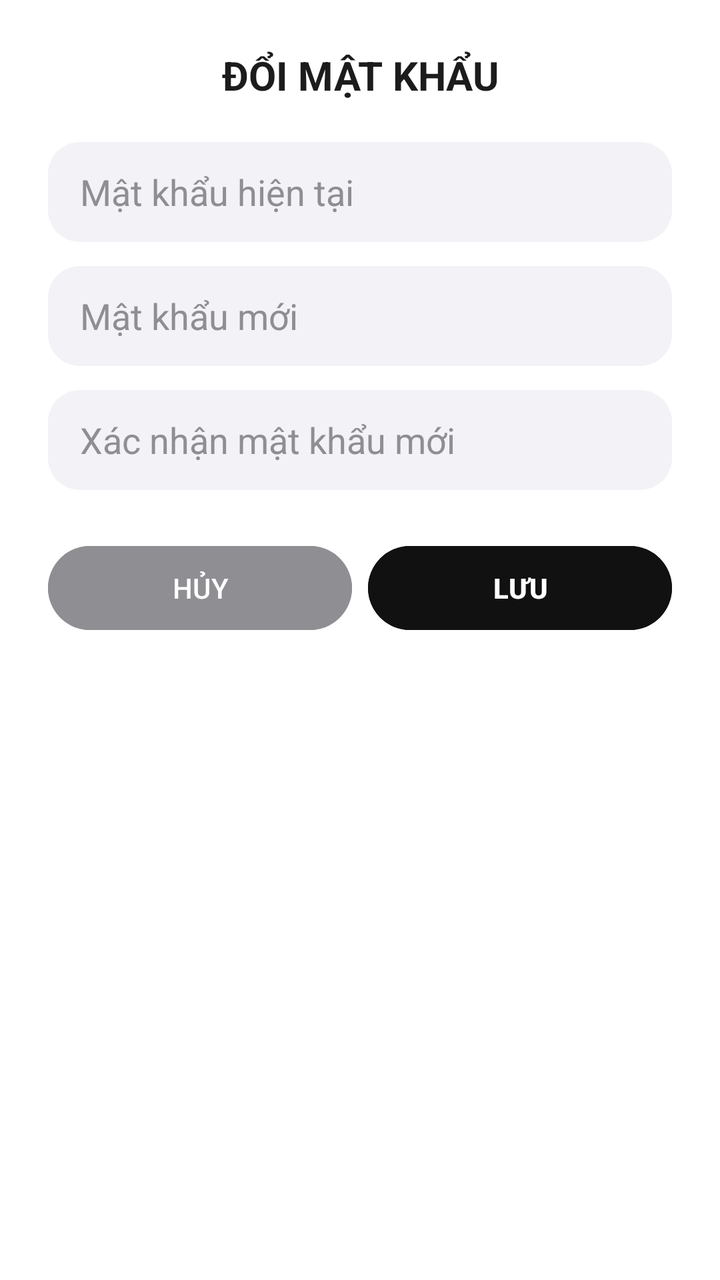
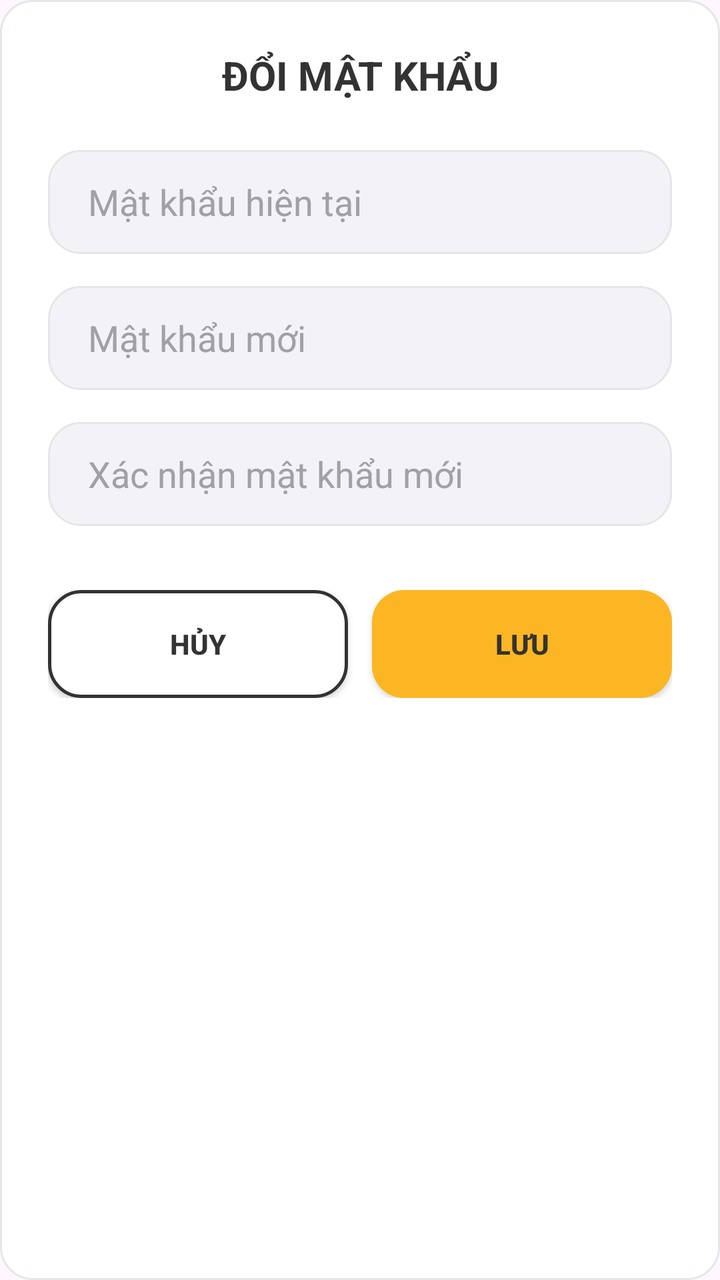

Two renders of the same Android screen: before a commit and after it. Below are the layout's source before the change and the commit's diff.
<!-- AndroidManifest.xml: application theme Theme.MobileDeviceStoreTDMU -->
<!-- res/layout/dialog_doi_mat_khau.xml -->
<?xml version="1.0" encoding="utf-8"?>
<LinearLayout xmlns:android="http://schemas.android.com/apk/res/android"
    android:layout_width="match_parent"
    android:layout_height="wrap_content"
    android:orientation="vertical"
    android:padding="24dp"
    android:background="#FFFFFF">

    <TextView
        android:layout_width="match_parent"
        android:layout_height="wrap_content"
        android:text="ĐỔI MẬT KHẨU"
        android:textSize="20sp"
        android:textStyle="bold"
        android:textColor="#1C1C1C"
        android:gravity="center"
        android:layout_marginBottom="20dp" />

    <EditText
        android:id="@+id/edtMatKhauCu"
        android:layout_width="match_parent"
        android:layout_height="50dp"
        android:hint="Mật khẩu hiện tại"
        android:textColorHint="#8E8E93"
        android:textColor="#1C1C1C"
        android:inputType="textPassword"
        android:background="@drawable/bg_edittext_modern"
        android:paddingHorizontal="16dp"
        android:layout_marginBottom="12dp" />

    <EditText
        android:id="@+id/edtMatKhauMoi"
        android:layout_width="match_parent"
        android:layout_height="50dp"
        android:hint="Mật khẩu mới"
        android:textColorHint="#8E8E93"
        android:textColor="#1C1C1C"
        android:inputType="textPassword"
        android:background="@drawable/bg_edittext_modern"
        android:paddingHorizontal="16dp"
        android:layout_marginBottom="12dp" />

    <EditText
        android:id="@+id/edtXacNhanMatKhauMoi"
        android:layout_width="match_parent"
        android:layout_height="50dp"
        android:hint="Xác nhận mật khẩu mới"
        android:textColorHint="#8E8E93"
        android:textColor="#1C1C1C"
        android:inputType="textPassword"
        android:background="@drawable/bg_edittext_modern"
        android:paddingHorizontal="16dp"
        android:layout_marginBottom="24dp" />

    <LinearLayout
        android:layout_width="match_parent"
        android:layout_height="wrap_content"
        android:orientation="horizontal">

        <Button
            android:id="@+id/btnHuyDoiMatKhau"
            android:layout_width="0dp"
            android:layout_height="50dp"
            android:layout_weight="1"
            android:text="HỦY"
            android:backgroundTint="#8E8E93"
            android:textColor="#FFFFFF"
            android:layout_marginEnd="8dp" />

        <Button
            android:id="@+id/btnLuuDoiMatKhau"
            android:layout_width="0dp"
            android:layout_height="50dp"
            android:layout_weight="1"
            android:text="LƯU"
            android:backgroundTint="#111111"
            android:textColor="#FFFFFF"
            android:textStyle="bold" />

    </LinearLayout>

</LinearLayout>
<!-- resources referenced by this layout -->
<resources>
  <!-- drawable bg_edittext_modern (drawable) -->
  <?xml version="1.0" encoding="utf-8"?>
  <shape xmlns:android="http://schemas.android.com/apk/res/android"
      android:shape="rectangle">
      <solid android:color="#F2F2F7" />
      <corners android:radius="16dp" />
  </shape>
  <style name="Theme.MobileDeviceStoreTDMU" parent="Base.Theme.MobileDeviceStoreTDMU" />
  <style name="Base.Theme.MobileDeviceStoreTDMU" parent="Theme.Material3.DayNight.NoActionBar">
          
          
      </style>
</resources>

<!-- the commit's change to res/layout/dialog_doi_mat_khau.xml (unified diff, before → after) -->
@@ -4,7 +4,7 @@
     android:layout_height="wrap_content"
     android:orientation="vertical"
     android:padding="24dp"
-    android:background="#FFFFFF">
+    android:background="@drawable/bg_card_modern">
 
     <TextView
         android:layout_width="match_parent"
@@ -12,70 +12,74 @@
         android:text="ĐỔI MẬT KHẨU"
         android:textSize="20sp"
         android:textStyle="bold"
-        android:textColor="#1C1C1C"
+        android:textColor="@color/text_primary"
         android:gravity="center"
-        android:layout_marginBottom="20dp" />
+        android:layout_marginBottom="24dp" />
 
     <EditText
         android:id="@+id/edtMatKhauCu"
         android:layout_width="match_parent"
-        android:layout_height="50dp"
+        android:layout_height="52dp"
         android:hint="Mật khẩu hiện tại"
-        android:textColorHint="#8E8E93"
-        android:textColor="#1C1C1C"
+        android:textColorHint="@color/text_hint"
+        android:textColor="@color/text_primary"
         android:inputType="textPassword"
         android:background="@drawable/bg_edittext_modern"
-        android:paddingHorizontal="16dp"
-        android:layout_marginBottom="12dp" />
+        android:paddingHorizontal="20dp"
+        android:layout_marginBottom="16dp" />
 
     <EditText
         android:id="@+id/edtMatKhauMoi"
         android:layout_width="match_parent"
-        android:layout_height="50dp"
+        android:layout_height="52dp"
         android:hint="Mật khẩu mới"
-        android:textColorHint="#8E8E93"
-        android:textColor="#1C1C1C"
+        android:textColorHint="@color/text_hint"
+        android:textColor="@color/text_primary"
         android:inputType="textPassword"
         android:background="@drawable/bg_edittext_modern"
-        android:paddingHorizontal="16dp"
-        android:layout_marginBottom="12dp" />
+        android:paddingHorizontal="20dp"
+        android:layout_marginBottom="16dp" />
 
     <EditText
         android:id="@+id/edtXacNhanMatKhauMoi"
         android:layout_width="match_parent"
-        android:layout_height="50dp"
+        android:layout_height="52dp"
         android:hint="Xác nhận mật khẩu mới"
-        android:textColorHint="#8E8E93"
-        android:textColor="#1C1C1C"
+        android:textColorHint="@color/text_hint"
+        android:textColor="@color/text_primary"
         android:inputType="textPassword"
         android:background="@drawable/bg_edittext_modern"
-        android:paddingHorizontal="16dp"
-        android:layout_marginBottom="24dp" />
+        android:paddingHorizontal="20dp"
+        android:layout_marginBottom="32dp" />
 
     <LinearLayout
         android:layout_width="match_parent"
         android:layout_height="wrap_content"
         android:orientation="horizontal">
 
-        <Button
+        <androidx.appcompat.widget.AppCompatButton
             android:id="@+id/btnHuyDoiMatKhau"
             android:layout_width="0dp"
-            android:layout_height="50dp"
+            android:layout_height="54dp"
             android:layout_weight="1"
             android:text="HỦY"
-            android:backgroundTint="#8E8E93"
-            android:textColor="#FFFFFF"
-            android:layout_marginEnd="8dp" />
+            android:background="@drawable/bg_btn_secondary"
+            android:textColor="@color/text_primary"
+            android:textStyle="bold"
+            android:layout_marginEnd="12dp"
+            android:elevation="0dp" />
 
-        <Button
+        <androidx.appcompat.widget.AppCompatButton
             android:id="@+id/btnLuuDoiMatKhau"
             android:layout_width="0dp"
-            android:layout_height="50dp"
+            android:layout_height="54dp"
             android:layout_weight="1"
             android:text="LƯU"
-            android:backgroundTint="#111111"
-            android:textColor="#FFFFFF"
-            android:textStyle="bold" />
+            android:background="@drawable/bg_btn_primary"
+            android:textColor="@color/text_on_yellow"
+            android:textStyle="bold"
+            android:elevation="2dp"
+            android:stateListAnimator="@null" />
 
     </LinearLayout>
 
<!-- resource entries referenced after the edit -->
@@ -1,13 +1,45 @@
 <!-- resources referenced by this layout -->
 <resources>
+  <color name="text_hint">#A0A0A5</color>
+  <color name="text_on_yellow">#333333</color>
+  <color name="text_primary">#333333</color>
+  <!-- drawable bg_btn_primary (drawable) -->
+  <?xml version="1.0" encoding="utf-8"?>
+  <shape xmlns:android="http://schemas.android.com/apk/res/android"
+      android:shape="rectangle">
+      <solid android:color="@color/primary_yellow" />
+      <corners android:radius="16dp" />
+  </shape>
+  <!-- drawable bg_btn_secondary (drawable) -->
+  <?xml version="1.0" encoding="utf-8"?>
+  <shape xmlns:android="http://schemas.android.com/apk/res/android"
+      android:shape="rectangle">
+      <solid android:color="@color/bg_white" />
+      <stroke android:width="1.5dp" android:color="@color/primary_black" />
+      <corners android:radius="16dp" />
+  </shape>
+  <!-- drawable bg_card_modern (drawable) -->
+  <?xml version="1.0" encoding="utf-8"?>
+  <shape xmlns:android="http://schemas.android.com/apk/res/android"
+      android:shape="rectangle">
+      <solid android:color="@color/bg_white" />
+      <corners android:radius="16dp" />
+      <stroke android:width="1dp" android:color="@color/stroke_light" />
+  </shape>
   <!-- drawable bg_edittext_modern (drawable) -->
   <?xml version="1.0" encoding="utf-8"?>
   <shape xmlns:android="http://schemas.android.com/apk/res/android"
       android:shape="rectangle">
-      <solid android:color="#F2F2F7" />
+      <solid android:color="@color/input_bg" />
       <corners android:radius="16dp" />
+      <stroke android:width="1dp" android:color="@color/stroke_light" />
   </shape>
   <style name="Theme.MobileDeviceStoreTDMU" parent="Base.Theme.MobileDeviceStoreTDMU" />
+  <color name="primary_yellow">#FDB623</color>
+  <color name="bg_white">#FFFFFF</color>
+  <color name="primary_black">#333333</color>
+  <color name="stroke_light">#E5E5EA</color>
+  <color name="input_bg">#F2F2F7</color>
   <style name="Base.Theme.MobileDeviceStoreTDMU" parent="Theme.Material3.DayNight.NoActionBar">
           
           
